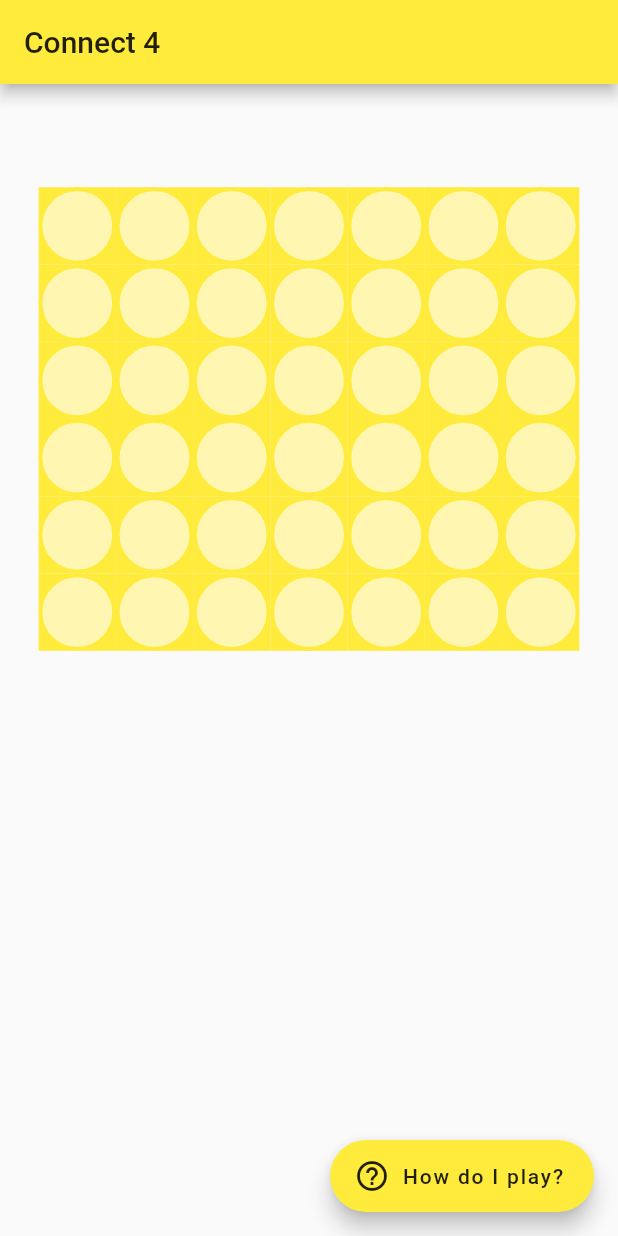
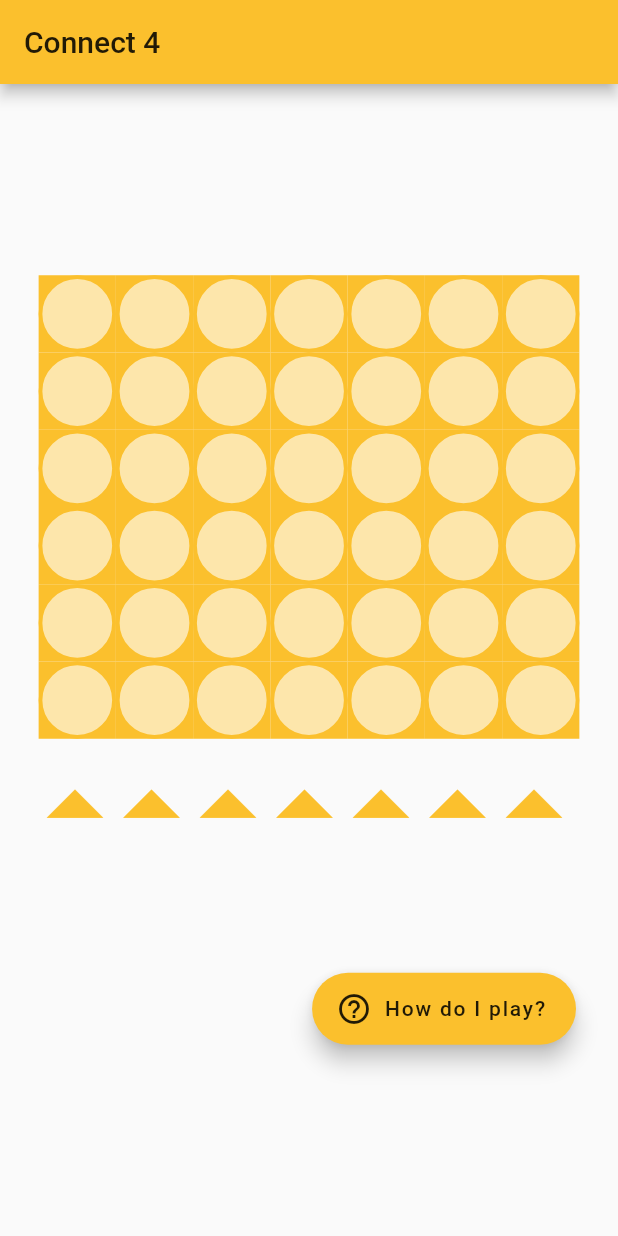
Before and after one commit to shreyamalviya/Connect-4, a Flutter app: the screen it shows after launch, on a phone screen of 412 x 824 dp. Run offline on Flutter 3.47's test engine with Material 2 defaults, Android fonts, the phone set to English and light mode, and no system bars.

Commit message:
main: Change colors & layout, build UI further

```diff
--- a/lib/main.dart
+++ b/lib/main.dart
@@ -1,4 +1,5 @@
 import 'package:flutter/material.dart';
+// import 'package:connect4/model.dart';
 
 void main() => runApp(MyApp());
 
@@ -8,7 +9,7 @@ class MyApp extends StatelessWidget {
     return MaterialApp(
       title: 'connect4',
       theme: ThemeData(
-        primarySwatch: Colors.yellow),
+        primaryColor: Colors.yellow.shade700),
       home: MyHomePage(title: 'Connect 4'),
     );
   }
@@ -29,11 +30,10 @@ class _MyHomePageState extends State<MyHomePage> {
       appBar: AppBar(
         title: Text(widget.title),
       ),
-      body:
-        // main game board
-        Align(
-          alignment: Alignment(0.0, -0.7),
-          child:
+      body: Center(child: Column(
+        mainAxisSize: MainAxisSize.min,
+        children: <Widget>[
+        // grid: main game board
           Container(
             width: (MediaQuery.of(context).size.width)*(7/8),
             height: (MediaQuery.of(context).size.height)*(3/8),
@@ -41,13 +41,13 @@ class _MyHomePageState extends State<MyHomePage> {
               crossAxisCount: 7,
               children: List.generate(42, (_) {
                 return Container(
-                  color: Colors.yellow,
+                  color: Colors.yellow.shade700,
                   child: Container(
                     decoration: BoxDecoration(
                       color: Colors.white60,
                       shape: BoxShape.circle,
                       border: Border.all(
-                        color: Colors.yellow,
+                        color: Colors.yellow.shade700,
                         width: 2.5,
                         )
                       ),
@@ -56,14 +56,58 @@ class _MyHomePageState extends State<MyHomePage> {
                 }
               )
             ),
-          )
           ),
-      floatingActionButton: FloatingActionButton.extended(
+        // button: to play (7)
+          getplaybuttons(),
+        // box: cleaner ui
+          SizedBox(height: 100),
+        // button: how to play
+          Align(
+            alignment: Alignment.centerRight,
+            child: Padding(
+              padding: EdgeInsets.fromLTRB(0.0, 0.0, 28.0, 0.0),
+              child: FloatingActionButton.extended(
+                label: Text('How do I play?'),
                 tooltip: 'How do I play?',
                 icon: Icon(Icons.help_outline),
+                backgroundColor: Colors.yellow.shade700,
                 foregroundColor: Colors.black87,
-        label: Text('How do I play?'),
-        onPressed: () {
+                onPressed: howtoplay,
+                )
+              )
+            )
+          ]
+        )
+      )
+    );
+  }
+
+  getplaybuttons() {
+    List<Widget> buttons = List<Widget>();
+    var numCols = 7;
+    for (var i = 0; i < numCols; i++) {
+      buttons.add(
+        SizedBox(
+          width: 51.0,
+          child: FloatingActionButton(
+            elevation: 0.0,
+            child: Icon(Icons.arrow_drop_up,
+              size: 90.0,
+              color: Colors.yellow.shade700),
+            tooltip: 'Column $i',
+            backgroundColor: Colors.transparent,
+            onPressed: null,
+          )
+        )
+      );
+    }
+    return Padding(
+      padding: EdgeInsets.only(left: 5),
+      child: Row(children: buttons)
+    );
+  }
+
+  howtoplay() {
     showModalBottomSheet<void>(context: context, builder: (BuildContext context) {
       return Container(
         child: Padding(
@@ -94,8 +138,5 @@ class _MyHomePageState extends State<MyHomePage> {
         );
       }
     );
-        },
-      ),
-    );
   }
 }
```
Lines whose indentation alone changed are shown as unchanged.
